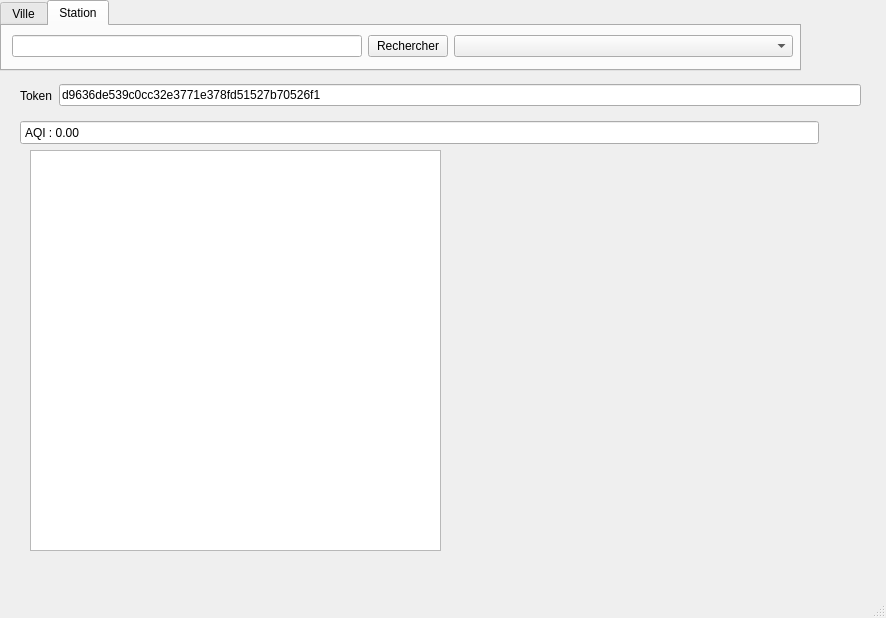
Old version of the form mainwindow.ui in the repository Yann-La-Baguette/Qualite_de_l_air.
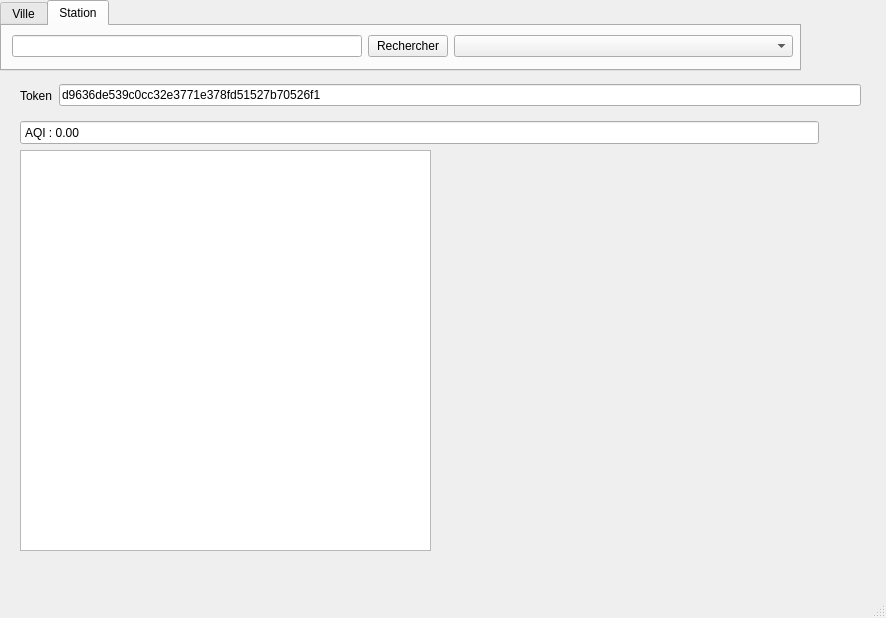
New version of the form.

```diff
--- a/mainwindow.ui
+++ b/mainwindow.ui
@@ -164,7 +164,7 @@
    <widget class="QTextBrowser" name="AirTextBrowser">
     <property name="geometry">
      <rect>
-      <x>30</x>
+      <x>20</x>
       <y>150</y>
       <width>411</width>
       <height>401</height>
```
Left out of the diff: 3 changed lines with no effect on the pictures.
